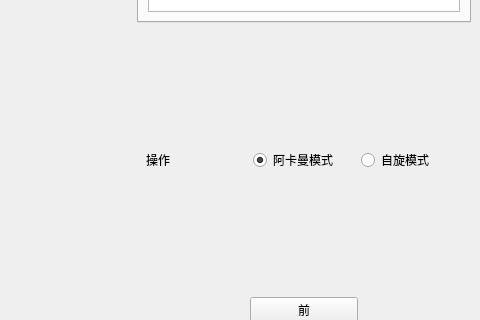
This is QT-host-controller/UI/main_ui.ui in we-worker/Graduation_project as Qt 5 draws it before an edit; both pictures show x 658 to 1138 and y 266 to 586 of the 1138 by 684 pixel window. The edited form follows.
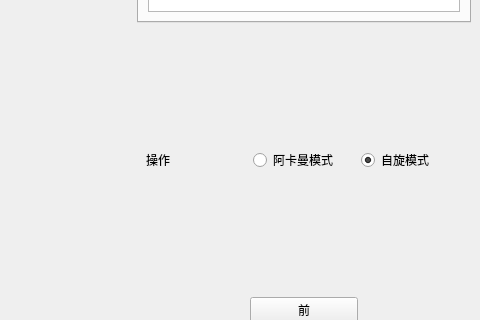
This is the edited form. The open tabs and pages were chosen to show the change. Custom widgets are drawn as their Qt base class.

```diff
--- a/QT-host-controller/UI/main_ui.ui
+++ b/QT-host-controller/UI/main_ui.ui
@@ -238,7 +238,7 @@
                 <string>阿卡曼模式</string>
                </property>
                <property name="checked">
-                <bool>true</bool>
+                <bool>false</bool>
                </property>
               </widget>
              </item>
@@ -247,6 +247,9 @@
                <property name="text">
                 <string>自旋模式</string>
                </property>
+               <property name="checked">
+                <bool>true</bool>
+               </property>
               </widget>
              </item>
             </layout>
```
Left out of the diff: 17 changed lines with no effect on the pictures.
